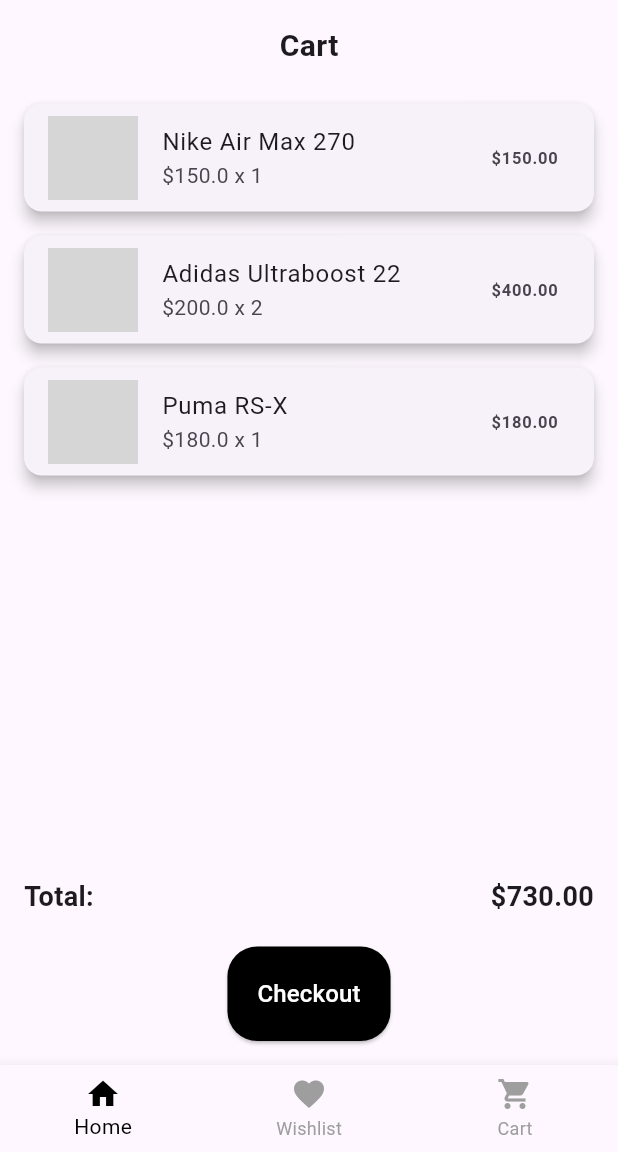
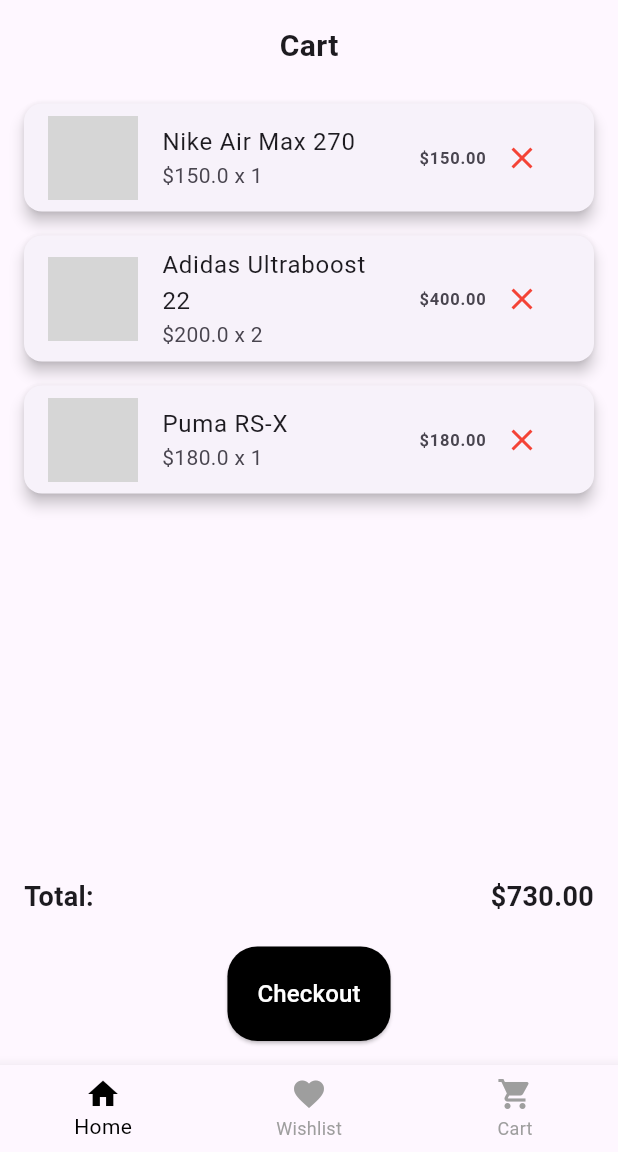
Before and after one commit to Deonmario/luxury-footwear-app, a Flutter app: the screen it shows after launch, item 3 of the bottom bar chosen, on a phone screen of 412 x 824 dp, the part 84-1236 px from its top. Run offline on Flutter 3.47's test engine with Material 3 defaults, Android fonts, the phone set to English and light mode, and no system bars; grey boxes are pictures that could not be loaded.

Commit message:
adding remove function to cart items

```diff
--- a/lib/pages/cart_page.dart
+++ b/lib/pages/cart_page.dart
@@ -40,9 +40,23 @@
                     ),
                     title: Text(cartItem['name']),
                     subtitle: Text('\$${cartItem['price']} x ${cartItem['quantity']}'),
-                    trailing: Text(
-                      '\$${(cartItem['price'] * cartItem['quantity']).toStringAsFixed(2)}',
-                      style: TextStyle(fontWeight: FontWeight.bold),
+                    trailing: Row(
+                      mainAxisSize: MainAxisSize.min,
+                      children: [
+                        Text(
+                          '\$${(cartItem['price'] * cartItem['quantity']).toStringAsFixed(2)}',
+                          style: TextStyle(fontWeight: FontWeight.bold),
+                        ),
+                        IconButton(
+                          icon: Icon(Icons.close, color: Colors.red),
+                          onPressed: () {
+                            // Implement remove from cart logic here
+                            ScaffoldMessenger.of(context).showSnackBar(
+                              SnackBar(content: Text('${cartItem['name']} removed from cart')),
+                            );
+                          },
+                        ),
+                      ],
                     ),
                   ),
                 );
```
